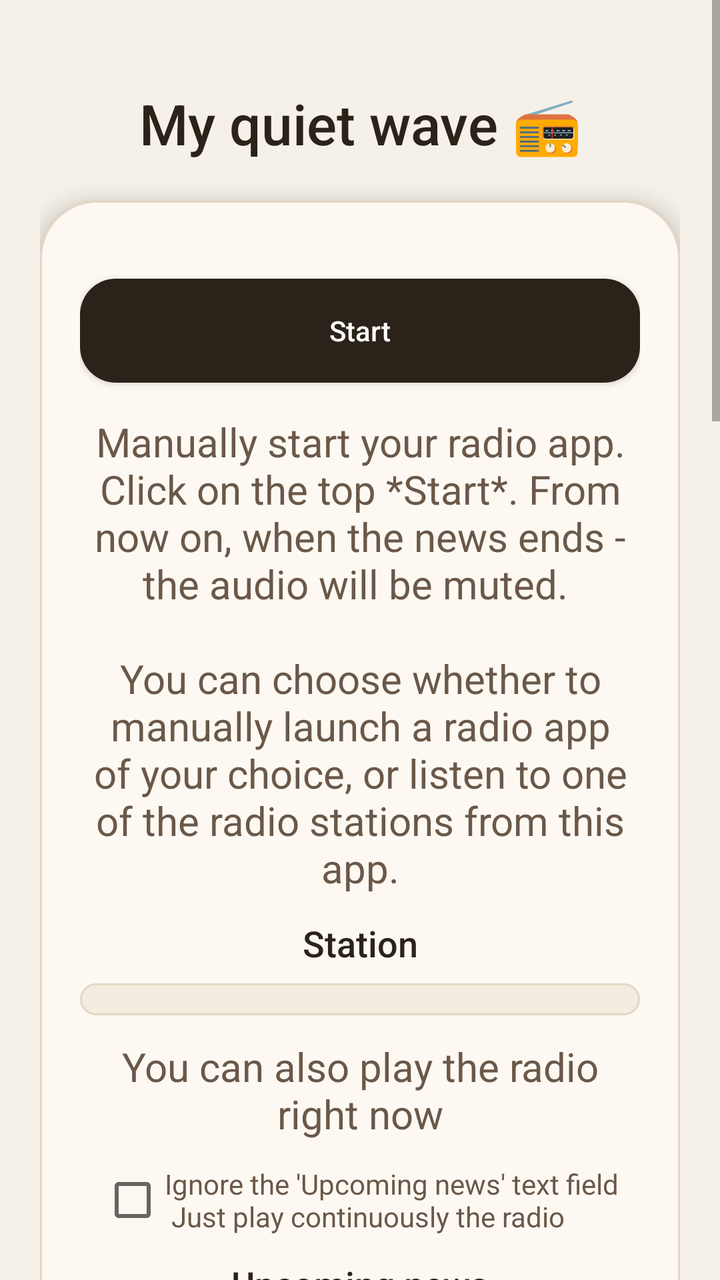
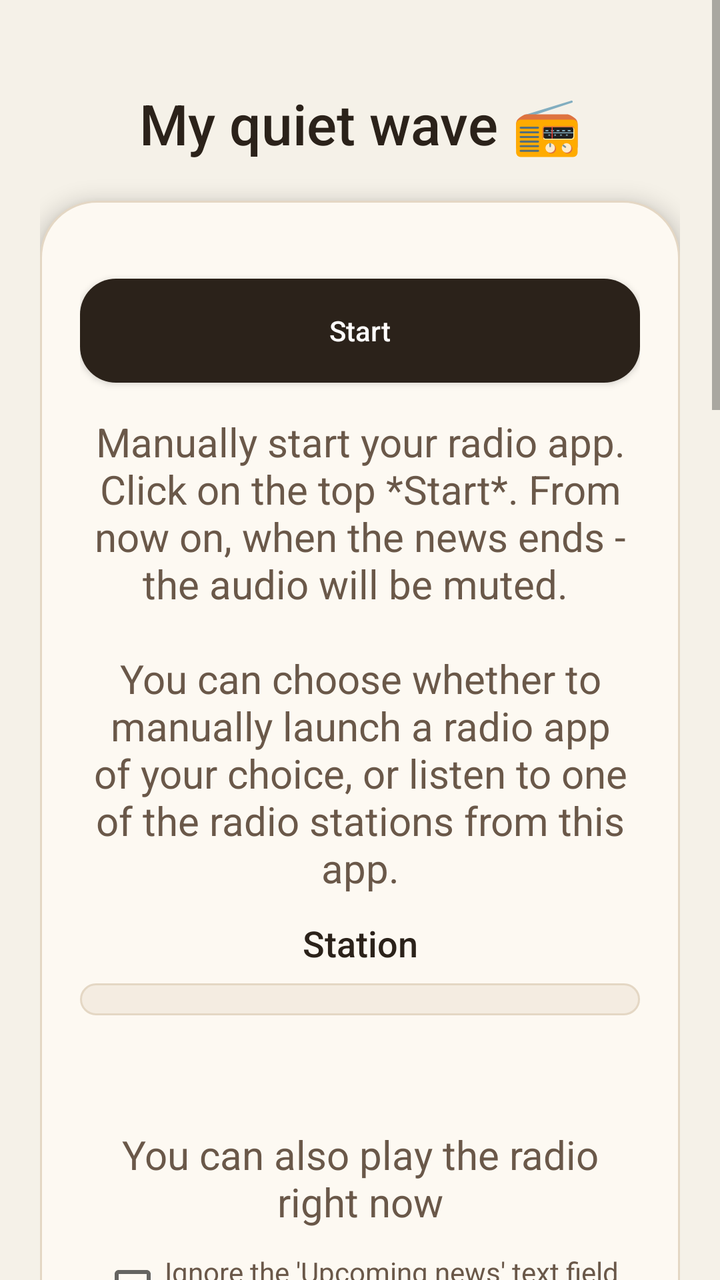

Compare the two renders of this Android layout. The source of the first and the diff that turns it into the second are given below.
<!-- AndroidManifest.xml: activity theme Theme.MyQuietChannel -->
<!-- res/layout/activity_main.xml -->
<?xml version="1.0" encoding="utf-8"?>
<ScrollView xmlns:android="http://schemas.android.com/apk/res/android"
    xmlns:tools="http://schemas.android.com/tools"
    android:layout_width="match_parent"
    android:layout_height="match_parent"
    android:background="@color/screen_background"
    android:clipToPadding="false"
    android:fillViewport="true"
    android:scrollbarAlwaysDrawVerticalTrack="true"
    android:textAlignment="center"
    tools:context=".MainActivity">

    <LinearLayout
        android:layout_width="match_parent"
        android:layout_height="wrap_content"
        android:gravity="center_horizontal"
        android:orientation="vertical"
        android:paddingStart="20dp"
        android:paddingTop="24dp"
        android:paddingEnd="20dp"
        android:paddingBottom="32dp">

        <TextView
            android:id="@+id/textViewPad4"
            android:layout_width="match_parent"
            android:layout_height="wrap_content"
            android:text=""
            android:textAlignment="center"
            android:textDirection="ltr" />

        <TextView
            android:id="@+id/statusText"
            android:layout_width="wrap_content"
            android:layout_height="wrap_content"
            android:layout_marginBottom="20dp"
            android:fontFamily="sans-serif-medium"
            android:gravity="center"
            android:text="@string/title_name"
            android:textAlignment="center"
            android:textColor="@color/heading_text"
            android:textSize="28sp" />

        <LinearLayout
            android:layout_width="match_parent"
            android:layout_height="wrap_content"
            android:background="@drawable/bg_panel_primary"
            android:elevation="6dp"
            android:gravity="center_horizontal"
            android:orientation="vertical"
            android:padding="20dp">

            <TextView
                android:id="@+id/textViewPad17"
                android:layout_width="match_parent"
                android:layout_height="wrap_content"
                android:textAlignment="center" />

            <Button
                android:id="@+id/toggleButton"
                android:layout_width="match_parent"
                android:layout_height="52dp"
                android:background="@drawable/bg_button_idle"
                android:fontFamily="sans-serif-medium"
                android:text="@string/start"
                android:textAlignment="center"
                android:textAllCaps="false"
                android:textColor="@color/button_text_light" />

            <TextView
                android:id="@+id/textView"
                android:layout_width="match_parent"
                android:layout_height="wrap_content"
                android:layout_marginTop="16dp"
                android:text="@string/instructions"
                android:textAlignment="center"
                android:textColor="@color/body_text"
                android:textSize="20sp" />

            <TextView
                android:id="@+id/textViewPad2"
                android:layout_width="match_parent"
                android:layout_height="12dp"
                android:text=""
                android:textAlignment="center"
                android:textDirection="ltr" />

            <TextView
                android:id="@+id/textViewStationLabel"
                android:layout_width="match_parent"
                android:layout_height="wrap_content"
                android:clickable="true"
                android:fontFamily="sans-serif-medium"
                android:text="@string/station"
                android:textAlignment="center"
                android:textColor="@color/heading_text"
                android:textSize="18sp" />

            <Spinner
                android:id="@+id/editTextStationSpinner"
                android:layout_width="match_parent"
                android:layout_height="wrap_content"
                android:layout_marginTop="8dp"
                android:background="@drawable/bg_input_surface"
                android:paddingStart="12dp"
                android:paddingTop="8dp"
                android:paddingEnd="12dp"
                android:paddingBottom="8dp"
                android:prompt="@string/station"
                android:textAlignment="center" />

            <TextView
                android:id="@+id/textViewPad20"
                android:layout_width="match_parent"
                android:layout_height="12dp"
                android:text=""
                android:textAlignment="center"
                android:textDirection="ltr" />

            <TextView
                android:id="@+id/textView2"
                android:layout_width="match_parent"
                android:layout_height="wrap_content"
                android:text="@string/instructions2"
                android:textAlignment="center"
                android:textColor="@color/body_text"
                android:textSize="20sp" />

            <TextView
                android:id="@+id/textViewPad21"
                android:layout_width="match_parent"
                android:layout_height="12dp"
                android:text=""
                android:textAlignment="center"
                android:textDirection="ltr" />

            <CheckBox
                android:id="@+id/radioCheckbox"
                android:layout_width="wrap_content"
                android:layout_height="wrap_content"
                android:enabled="true"
                android:text="@string/radioPlayer"
                android:textColor="@color/body_text" />

            <TextView
                android:id="@+id/textViewPad19"
                android:layout_width="match_parent"
                android:layout_height="12dp"
                android:text=""
                android:textAlignment="center"
                android:textDirection="ltr" />

            <TextView
                android:id="@+id/textViewNextNewsLabel"
                android:layout_width="match_parent"
                android:layout_height="wrap_content"
                android:fontFamily="sans-serif-medium"
                android:text="@string/nextNews"
                android:textAlignment="center"
                android:textColor="@color/heading_text"
                android:textSize="18sp" />

            <EditText
                android:id="@+id/textViewNextNewsStr"
                android:layout_width="match_parent"
                android:layout_height="wrap_content"
                android:layout_marginTop="8dp"
                android:background="@drawable/bg_input_surface"
                android:inputType="text"
                android:maxLines="1"
                android:padding="12dp"
                android:text="17, 21, 7, 12, 15, 18"
                android:textAlignment="center"
                android:textColor="@color/heading_text"
                android:textDirection="ltr"
                android:textSize="16sp" />

            <TextView
                android:id="@+id/textViewPad18"
                android:layout_width="match_parent"
                android:layout_height="12dp"
                android:text=""
                android:textAlignment="center" />

            <TextView
                android:id="@+id/textViewDurationLabel"
                android:layout_width="wrap_content"
                android:layout_height="wrap_content"
                android:fontFamily="sans-serif-medium"
                android:text="@string/newsLength"
                android:textAlignment="center"
                android:textColor="@color/heading_text" />

            <EditText
                android:id="@+id/editTextDuration"
                android:layout_width="120dp"
                android:layout_height="wrap_content"
                android:layout_marginTop="8dp"
                android:background="@drawable/bg_input_surface"
                android:ems="10"
                android:inputType="number"
                android:maxLength="2"
                android:padding="12dp"
                android:text="4"
                android:textAlignment="center"
                android:textColor="@color/heading_text" />

            <TextView
                android:id="@+id/textViewPad3"
                android:layout_width="match_parent"
                android:layout_height="12dp"
                android:text=""
                android:textAlignment="center" />

        </LinearLayout>
		
		<TextView
            android:id="@+id/textViewPad24"
            android:layout_width="match_parent"
            android:layout_height="16dp"
            android:textAlignment="center" />

		<TextView
			android:id="@+id/textView14"
			android:layout_width="wrap_content"
			android:layout_height="wrap_content"
			android:layout_alignParentLeft="true"
			android:layout_alignParentRight="true"
			android:text="@string/newsLink"
			android:textAlignment="center"
			android:textColor="@color/link_text"
			android:textSize="18sp" />

        <TextView
            android:id="@+id/textViewPad5"
            android:layout_width="match_parent"
            android:layout_height="16dp"
            android:textAlignment="center" />

        <TextView
            android:id="@+id/textViewShabes"
            android:layout_width="match_parent"
            android:layout_height="wrap_content"
            android:text="@string/justListen"
            android:textAlignment="center"
            android:textColor="@color/accent_green"
            android:textSize="24sp"
            android:textStyle="bold" />

        <TextView
            android:id="@+id/textViewPad6"
            android:layout_width="match_parent"
            android:layout_height="12dp" />

        <TextView
            android:id="@+id/textViewHebDate"
            android:layout_width="match_parent"
            android:layout_height="wrap_content"
            android:text=""
            android:textAlignment="center"
            android:textColor="@color/heading_text"
            android:textSize="22sp" />

        <TextView
            android:id="@+id/textViewClock"
            android:layout_width="match_parent"
            android:layout_height="wrap_content"
            android:layout_marginTop="4dp"
            android:fontFamily="monospace"
            android:text=""
            android:textAlignment="center"
            android:textColor="@color/heading_text"
            android:textSize="28sp" />

        <TextView
            android:id="@+id/textViewClock_2nd"
            android:layout_width="match_parent"
            android:layout_height="wrap_content"
            android:text="Asia/Jerusalem"
            android:textAlignment="center"
            android:textColor="@color/body_text"
            android:textSize="16sp" />

        <TextView
            android:id="@+id/textViewClock_3rd"
            android:layout_width="match_parent"
            android:layout_height="wrap_content"
            android:text="UTC+03:00"
            android:textAlignment="center"
            android:textColor="@color/body_text"
            android:textSize="16sp" />

		<TextView
			android:id="@+id/textViewDate"
			android:layout_width="match_parent"
			android:layout_height="wrap_content"
			android:text=""
			android:textAlignment="center"
			android:textColor="@color/heading_text"
			android:textSize="20sp" />
			
        <LinearLayout
            android:id="@+id/detailsSection"
            android:layout_width="match_parent"
            android:layout_height="wrap_content"
            android:layout_marginTop="20dp"
            android:background="@drawable/bg_panel_surface"
            android:elevation="4dp"
            android:gravity="center_horizontal"
            android:orientation="vertical"
            android:padding="20dp">


            <TextView
                android:id="@+id/textViewClock2"
                android:layout_width="match_parent"
                android:layout_height="wrap_content"
                android:text=""
                android:textAlignment="center"
                android:textColor="@color/heading_text"
                android:textSize="20sp" />

            <TextView
                android:id="@+id/textViewClock2_2"
                android:layout_width="match_parent"
                android:layout_height="wrap_content"
                android:text=""
                android:textAlignment="center"
                android:textColor="@color/heading_text"
                android:textSize="20sp" />

            <TextView
                android:id="@+id/textViewPad12"
                android:layout_width="match_parent"
                android:layout_height="12dp"
                android:text=""
                android:textAlignment="center"
                android:textDirection="ltr" />

            <TextView
                android:id="@+id/textViewClockH"
                android:layout_width="match_parent"
                android:layout_height="wrap_content"
                android:text=""
                android:textAlignment="center"
                android:textColor="@color/body_text"
                android:textSize="18sp" />

            <TextView
                android:id="@+id/textViewClockHS"
                android:layout_width="match_parent"
                android:layout_height="wrap_content"
                android:layout_marginTop="4dp"
                android:text=""
                android:textAlignment="center"
                android:textColor="@color/body_text"
                android:textSize="18sp" />

            <TextView
                android:id="@+id/textViewPad10"
                android:layout_width="match_parent"
                android:layout_height="12dp"
                android:text=""
                android:textAlignment="center"
                android:textDirection="ltr" />

            <TextView
                android:id="@+id/textViewClock3"
                android:layout_width="match_parent"
                android:layout_height="wrap_content"
                android:text=""
                android:textAlignment="center"
                android:textColor="@color/heading_text"
                android:textSize="20sp" />

            <TextView
                android:id="@+id/textViewPad11"
                android:layout_width="match_parent"
                android:layout_height="12dp"
                android:text=""
                android:textAlignment="center"
                android:textDirection="ltr" />

            <TextView
                android:id="@+id/textViewClock4dafYomiTitle"
                android:layout_width="match_parent"
                android:layout_height="wrap_content"
                android:fontFamily="sans-serif-medium"
                android:text="הדף היומי"
                android:textAlignment="center"
                android:textColor="@color/heading_text"
                android:textSize="18sp" />

            <TextView
                android:id="@+id/textViewClock4dafYomi"
                android:layout_width="match_parent"
                android:layout_height="wrap_content"
                android:layout_marginTop="4dp"
                android:text=""
                android:textAlignment="center"
                android:textColor="@color/link_text"
                android:textSize="20sp" />

            <TextView
                android:id="@+id/textViewPad14"
                android:layout_width="match_parent"
                android:layout_height="12dp"
                android:text=""
                android:textAlignment="center"
                android:textDirection="ltr" />

            <TextView
                android:id="@+id/textViewClock5locTitle"
                android:layout_width="match_parent"
                android:layout_height="wrap_content"
                android:text=""
                android:textAlignment="center"
                android:textColor="@color/heading_text"
                android:textSize="20sp" />

            <TextView
                android:id="@+id/textViewClock5suns"
                android:layout_width="match_parent"
                android:layout_height="wrap_content"
                android:text=""
                android:textAlignment="center"
                android:textColor="@color/body_text"
                android:textSize="18sp" />

            <TextView
                android:id="@+id/textViewPad15"
                android:layout_width="match_parent"
                android:layout_height="12dp"
                android:text=""
                android:textAlignment="center"
                android:textDirection="ltr" />

            <TextView
                android:id="@+id/textViewClock6rosh"
                android:layout_width="match_parent"
                android:layout_height="wrap_content"
                android:text=""
                android:textAlignment="center"
                android:textColor="@color/body_text"
                android:textSize="18sp" />

            <TextView
                android:id="@+id/textViewClock7special"
                android:layout_width="match_parent"
                android:layout_height="wrap_content"
                android:text=""
                android:textAlignment="center"
                android:textColor="@color/body_text"
                android:textSize="18sp" />

            <TextView
                android:id="@+id/textViewPad7"
                android:layout_width="match_parent"
                android:layout_height="12dp" />

            <TextView
                android:id="@+id/textViewClock8fast"
                android:layout_width="match_parent"
                android:layout_height="wrap_content"
                android:text=""
                android:textAlignment="center"
                android:textColor="@color/body_text"
                android:textSize="18sp" />

            <TextView
                android:id="@+id/textViewOmer"
                android:layout_width="match_parent"
                android:layout_height="wrap_content"
                android:layout_marginTop="8dp"
                android:text="הדף היומי"
                android:textAlignment="center"
                android:textColor="@color/link_text"
                android:textSize="18sp" />

            <TextView
                android:id="@+id/textViewPad9"
                android:layout_width="match_parent"
                android:layout_height="16dp" />

            <TextView
                android:id="@+id/textViewPad1"
                android:layout_width="match_parent"
                android:layout_height="wrap_content"
                android:textAlignment="center" />

            <TextView
                android:id="@+id/textViewLocationLabel"
                android:layout_width="match_parent"
                android:layout_height="wrap_content"
                android:clickable="true"
                android:fontFamily="sans-serif-medium"
                android:text="@string/location"
                android:textAlignment="center"
                android:textColor="@color/heading_text"
                android:textSize="18sp" />

            <EditText
                android:id="@+id/editTextLocation"
                android:layout_width="match_parent"
                android:layout_height="wrap_content"
                android:layout_marginTop="8dp"
                android:background="@drawable/bg_input_surface"
                android:ems="10"
                android:inputType="text"
                android:padding="12dp"
                android:singleLine="true"
                android:text="IL-ירושלים"
                android:textAlignment="center"
                android:textColor="@color/heading_text" />

            <Spinner
                android:id="@+id/editTextLocationSpinner"
                android:layout_width="match_parent"
                android:layout_height="wrap_content"
                android:layout_marginTop="10dp"
                android:background="@drawable/bg_input_surface"
                android:paddingStart="12dp"
                android:paddingTop="8dp"
                android:paddingEnd="12dp"
                android:paddingBottom="8dp"
                android:prompt="@string/location"
                android:textAlignment="center" />


        </LinearLayout>
		
        <TextView
            android:id="@+id/textViewPad25"
            android:layout_width="match_parent"
            android:layout_height="16dp"
            android:textAlignment="center" />		

		<TextView
			android:id="@+id/textViewTodoLabel"
			android:layout_width="match_parent"
			android:layout_height="wrap_content"
			android:fontFamily="sans-serif-medium"
			android:text="@string/todoList"
			android:textAlignment="center"
			android:textColor="@color/heading_text"
			android:textSize="18sp" />

		<EditText
			android:id="@+id/editTextTodo"
			android:layout_width="match_parent"
			android:layout_height="wrap_content"
			android:layout_marginTop="8dp"
			android:background="@drawable/bg_input_surface"
			android:ems="10"
			android:gravity="center"
			android:minLines="3"
			android:padding="12dp"
			android:singleLine="false"
			android:text="פלטה, מיחם, שעון שבת, מנורה קטנה במסדרון, מזגן"
			android:textAlignment="center"
			android:textColor="@color/heading_text" />

		<TextView
			android:id="@+id/textViewPad"
			android:layout_width="match_parent"
			android:layout_height="16dp"
			android:textAlignment="center" />

		<Button
			android:id="@+id/shareButton"
			android:layout_width="match_parent"
			android:layout_height="52dp"
			android:background="@drawable/bg_button_secondary"
			android:fontFamily="sans-serif-medium"
			android:text="@string/share"
			android:textAlignment="center"
			android:textAllCaps="false"
			android:textColor="@color/button_text_dark" />
			
        <TextView
            android:id="@+id/textViewPad22"
            android:layout_width="match_parent"
            android:layout_height="12dp"
            android:textAlignment="center" />

    </LinearLayout>

</ScrollView>
<!-- resources referenced by this layout -->
<resources>
  <color name="accent_green">#5B8C5A</color>
  <color name="body_text">#6A5849</color>
  <color name="button_text_dark">#2B221A</color>
  <color name="button_text_light">#FFFDFC</color>
  <color name="heading_text">#2B221A</color>
  <color name="link_text">#0B6E73</color>
  <color name="screen_background">#F5F1E8</color>
  <!-- drawable bg_button_idle (drawable) -->
  <?xml version="1.0" encoding="utf-8"?>
  <shape xmlns:android="http://schemas.android.com/apk/res/android"
      android:shape="rectangle">
      <solid android:color="@color/button_idle" />
      <corners android:radius="18dp" />
  </shape>
  <!-- drawable bg_button_secondary (drawable) -->
  <?xml version="1.0" encoding="utf-8"?>
  <shape xmlns:android="http://schemas.android.com/apk/res/android"
      android:shape="rectangle">
      <solid android:color="@color/button_secondary" />
      <corners android:radius="18dp" />
      <stroke
          android:width="1dp"
          android:color="@color/panel_stroke" />
  </shape>
  <!-- drawable bg_input_surface (drawable) -->
  <?xml version="1.0" encoding="utf-8"?>
  <shape xmlns:android="http://schemas.android.com/apk/res/android"
      android:shape="rectangle">
      <solid android:color="@color/input_background" />
      <corners android:radius="16dp" />
      <stroke
          android:width="1dp"
          android:color="@color/panel_stroke" />
  </shape>
  <!-- drawable bg_panel_primary (drawable) -->
  <?xml version="1.0" encoding="utf-8"?>
  <shape xmlns:android="http://schemas.android.com/apk/res/android"
      android:shape="rectangle">
      <solid android:color="@color/panel_primary" />
      <corners android:radius="28dp" />
      <stroke
          android:width="1dp"
          android:color="@color/panel_stroke" />
  </shape>
  <!-- drawable bg_panel_surface (drawable) -->
  <?xml version="1.0" encoding="utf-8"?>
  <shape xmlns:android="http://schemas.android.com/apk/res/android"
      android:shape="rectangle">
      <solid android:color="@color/panel_surface" />
      <corners android:radius="28dp" />
      <stroke
          android:width="1dp"
          android:color="@color/panel_stroke" />
  </shape>
  <string name="instructions">Manually start your radio app. Click on the top *Start*. From now on, when the news ends - the audio will be muted. \n\nYou can choose whether to manually launch a radio app of your choice, or listen to one of the radio stations from this app.</string>
  <string name="instructions2">You can also play the radio right now</string>
  <string name="justListen">Enjoy</string>
  <string name="location">Location 📍</string>
  <string name="newsLength">News Length in Minutes (1..6) ⏱️</string>
  <string name="newsLink">Useful links</string>
  <string name="nextNews">Upcoming news</string>
  <string name="radioPlayer">Ignore the \'Upcoming news\' text field\n      Just play continuously the radio</string>
  <string name="share">Share</string>
  <string name="start">Start</string>
  <string name="station">Station</string>
  <string name="title_name">My quiet wave 📻</string>
  <string name="todoList">To do list 📝</string>
  <style name="Theme.MyQuietChannel" parent="Theme.AppCompat.Light">
      </style>
  <color name="button_idle">#2B221A</color>
  <color name="button_secondary">#E8DDD0</color>
  <color name="panel_stroke">#E4D7C4</color>
  <color name="input_background">#F4ECE1</color>
  <color name="panel_primary">#FDF9F2</color>
  <color name="panel_surface">#FFFDFC</color>
</resources>

<!-- the commit's change to res/layout/activity_main.xml (unified diff, before → after) -->
@@ -116,6 +116,32 @@
                 android:textAlignment="center"
                 android:textDirection="ltr" />
 
+
+            <TextView
+                android:id="@+id/textViewCurrentSong"
+                android:layout_width="match_parent"
+                android:layout_height="16dp"
+                android:text=""
+                android:textAlignment="center"
+                android:textDirection="ltr" />
+
+            <TextView
+                android:id="@+id/textViewNextSong"
+                android:layout_width="match_parent"
+                android:layout_height="16dp"
+                android:text=""
+                android:textAlignment="center"
+                android:textDirection="ltr" />
+
+
+            <TextView
+                android:id="@+id/textViewPad21"
+                android:layout_width="match_parent"
+                android:layout_height="12dp"
+                android:text=""
+                android:textAlignment="center"
+                android:textDirection="ltr" />
+
             <TextView
                 android:id="@+id/textView2"
                 android:layout_width="match_parent"
@@ -125,8 +151,9 @@
                 android:textColor="@color/body_text"
                 android:textSize="20sp" />
 
-            <TextView
-                android:id="@+id/textViewPad21"
+
+            <TextView
+                android:id="@+id/textViewPad23"
                 android:layout_width="match_parent"
                 android:layout_height="12dp"
                 android:text=""
@@ -143,6 +170,14 @@
 
             <TextView
                 android:id="@+id/textViewPad19"
+                android:layout_width="match_parent"
+                android:layout_height="12dp"
+                android:text=""
+                android:textAlignment="center"
+                android:textDirection="ltr" />
+
+            <TextView
+                android:id="@+id/textViewPad26"
                 android:layout_width="match_parent"
                 android:layout_height="12dp"
                 android:text=""
